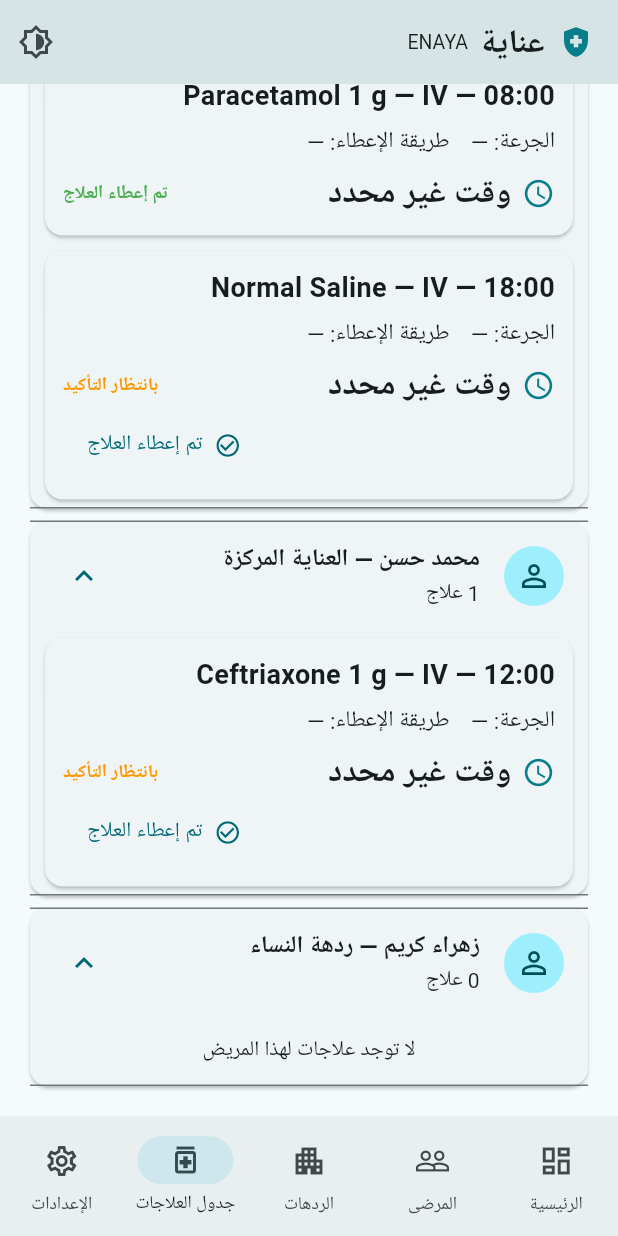
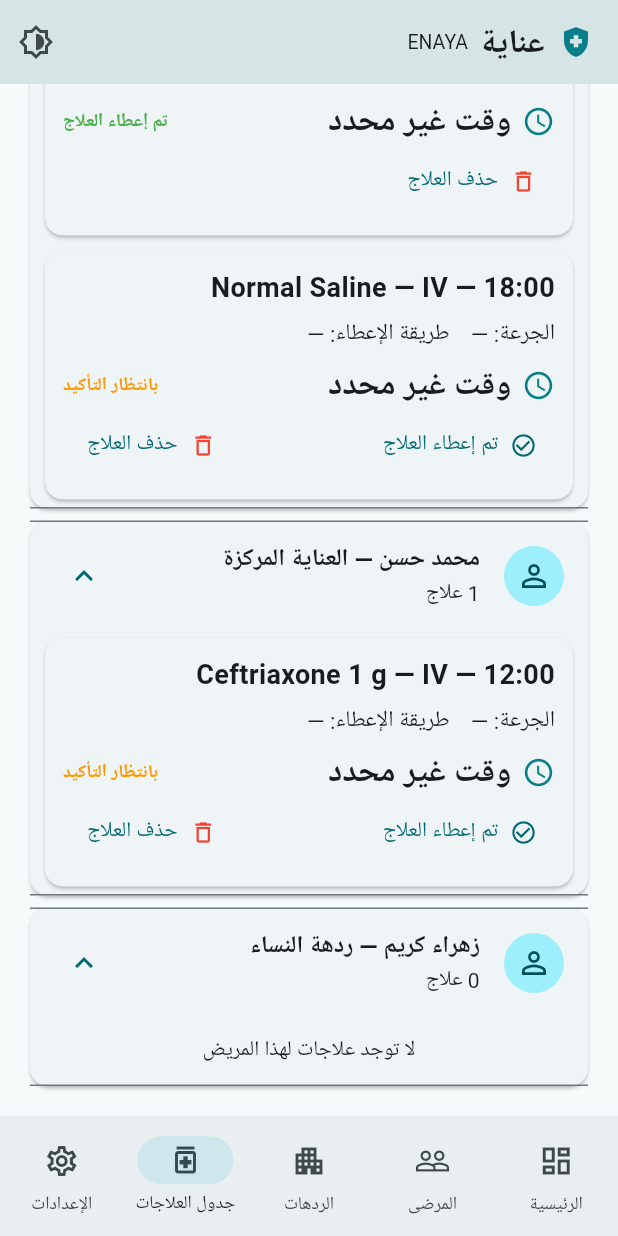
Before and after one commit to tamaralimatham15-maker/Hospital-, a Flutter app: the screen it shows after launch, item 4 of the bottom bar chosen, scrolled down 234 dp, after a tap on "تم إعطاء العلاج", on a phone screen of 412 x 824 dp. Run offline on Flutter 3.47's test engine with Material 3 defaults, Android fonts, the phone set to English and light mode, and no system bars; our stand-ins replace flutter_local_notifications, image_picker, shared_preferences, timezone.

Commit message:
Fix patient and treatment deletion and stable treatment reminders

```diff
--- a/lib/main.dart
+++ b/lib/main.dart
@@ -60,8 +60,12 @@ class _HomePageState extends State<HomePage> {
   investigations.addAll(readSaved('enaya_investigations').map((k,v)=>MapEntry(k,List<String>.from(v))));
   final raw=p.getString('careflow_patient_photos');
   if(raw!=null){final data=jsonDecode(raw) as Map<String,dynamic>;data.forEach((k,v){photosByPatient[k]=(v as List).map((e)=>Map<String,String>.from(e)).toList();});}
+  await rescheduleAllTreatmentNotifications();
   if(mounted)setState(()=>initialized=true);
  }
+ int treatmentNotificationBase(String raw){var hash=0x811c9dc5;for(final unit in raw.codeUnits){hash^=unit;hash=(hash*0x01000193)&0x3fffffff;}return 10000+(hash%1000000000);}
+ Future<void> cancelTreatmentNotifications(String raw) async {final base=treatmentNotificationBase(raw);for(var i=0;i<=31;i++){await notices.cancel(base+i);}}
+ Future<void> rescheduleAllTreatmentNotifications() async {await notices.cancelAll();for(final entry in treatmentsByPatient.entries){for(final raw in entry.value){if(!completedTreatments.contains(raw))await scheduleTreatment(entry.key,raw);}}}
  Future<void> saveAllData() async {
   final p=await SharedPreferences.getInstance();
   await p.setStringList('enaya_patients',patients);
@@ -113,7 +117,7 @@ class _HomePageState extends State<HomePage> {
       leading:const Icon(Icons.medication_outlined,color:Color(0xff087e8b)),
       title:Text(t.split('|').first),
       subtitle:t.split('|').length==4?Text('الجرعة: '+t.split('|')[1]+' • '+t.split('|')[2]+' • '+DateTime.parse(t.split('|')[3]).toLocal().toString()+' • '+(completedTreatments.contains(t)?'تم التأكيد':'بانتظار التأكيد')):null,
-      trailing:t.split('|').length==4&&!completedTreatments.contains(t)?TextButton(onPressed:()=>confirmTreatment(t),child:const Text('تم إعطاء العلاج')):null,dense:true)),
+      trailing:Wrap(spacing:0,children:[if(t.split('|').length==4&&!completedTreatments.contains(t))TextButton(onPressed:()=>confirmTreatment(t),child:const Text('تم إعطاء العلاج')),IconButton(tooltip:'حذف العلاج',onPressed:()=>confirmDeleteTreatment(patient,t),icon:const Icon(Icons.delete_outline,color:Colors.red))]),dense:true)),
      Padding(padding:const EdgeInsets.fromLTRB(16,4,16,4),child:Wrap(
       spacing:8,runSpacing:8,alignment:WrapAlignment.center,children:[
        OutlinedButton.icon(
@@ -121,7 +125,8 @@ class _HomePageState extends State<HomePage> {
         icon:const Icon(Icons.add),label:const Text('إضافة علاج')),
        FilledButton.tonalIcon(
         onPressed:()=>openPatientProfile(patient),
-        icon:const Icon(Icons.folder_open_outlined),label:const Text('ملف المريض'))
+        icon:const Icon(Icons.folder_open_outlined),label:const Text('ملف المريض')),
+       OutlinedButton.icon(onPressed:()=>confirmDeletePatient(patient),icon:const Icon(Icons.delete_outline,color:Colors.red),label:const Text('حذف المريض'))
       ]))
     ]))),
  ]);
@@ -165,9 +170,8 @@ class _HomePageState extends State<HomePage> {
        final doses=treatmentsByPatient.remove(patient)??<String>[];
        treatmentsByPatient[updated]=doses;
        for(final raw in doses){
-        final base=raw.hashCode.abs()%10000000;
-        for(var i=0;i<=31;i++){await notices.cancel(base+i);}
-        await scheduleTreatment(updated,raw);
+        await cancelTreatmentNotifications(raw);
+        if(!completedTreatments.contains(raw))await scheduleTreatment(updated,raw);
        }
        await saveAllData();await savePatientPhotos();await saveTreatments();
       }
@@ -274,8 +278,7 @@ class _HomePageState extends State<HomePage> {
     ]),
     if(parts.length==4&&DateTime.tryParse(parts[3])!=null)
      Text('التاريخ: ${DateTime.parse(parts[3]).toLocal().toString().substring(0,10)}',style:const TextStyle(fontSize:13,color:Colors.grey)),
-    if(!isDone)Align(alignment:Alignment.centerLeft,child:TextButton.icon(
-     onPressed:()=>confirmTreatment(raw),icon:const Icon(Icons.check_circle_outline),label:const Text('تم إعطاء العلاج')))
+    Wrap(alignment:WrapAlignment.spaceBetween,children:[if(!isDone)TextButton.icon(onPressed:()=>confirmTreatment(raw),icon:const Icon(Icons.check_circle_outline),label:const Text('تم إعطاء العلاج')),TextButton.icon(onPressed:()=>confirmDeleteTreatment(patient,raw),icon:const Icon(Icons.delete_outline,color:Colors.red),label:const Text('حذف العلاج'))])
    ])));
  }
  Widget treatmentsOverviewPage()=>ListView(padding:const EdgeInsets.all(16),children:[
@@ -319,18 +322,21 @@ class _HomePageState extends State<HomePage> {
  ])));}
 
 
+ Future<void> scheduleNotification(int id,String title,String body,DateTime when,NotificationDetails details,String raw) async {try{await notices.zonedSchedule(id,title,body,tz.TZDateTime.from(when,tz.local),details,androidScheduleMode:AndroidScheduleMode.exactAllowWhileIdle,payload:raw);}catch(_){try{await notices.zonedSchedule(id,title,body,tz.TZDateTime.from(when,tz.local),details,androidScheduleMode:AndroidScheduleMode.inexactAllowWhileIdle,payload:raw);}catch(__){}}}
  Future<void> scheduleTreatment(String patient,String raw) async {
   final p=raw.split('|');if(p.length!=4)return;final when=DateTime.tryParse(p[3]);if(when==null)return;
-  final base=raw.hashCode.abs()%10000000,now=DateTime.now();
+  final base=treatmentNotificationBase(raw),now=DateTime.now();
   const pre=NotificationDetails(android:AndroidNotificationDetails('careflow_pre','تنبيه قبل موعد العلاج',channelDescription:'تنبيه قبل الموعد بخمس دقائق',importance:Importance.high,priority:Priority.high,playSound:true));
   const due=NotificationDetails(android:AndroidNotificationDetails('careflow_due','مواعيد إعطاء العلاج',channelDescription:'تنبيهات صوتية متكررة لموعد العلاج',importance:Importance.max,priority:Priority.max,playSound:true,category:AndroidNotificationCategory.alarm));
   final before=when.subtract(const Duration(minutes:5));
-  if(before.isAfter(now))await notices.zonedSchedule(base,'موعد علاج قريب','بعد 5 دقائق: '+patient+' — '+p[0]+'، '+p[1]+'، '+p[2],tz.TZDateTime.from(before,tz.local),pre,androidScheduleMode:AndroidScheduleMode.exactAllowWhileIdle,payload:raw);
-  if(when.isAfter(now))await notices.zonedSchedule(base+1,'حان موعد إعطاء العلاج',patient+' — '+p[0]+'، الجرعة '+p[1]+'، طريقة الإعطاء '+p[2],tz.TZDateTime.from(when,tz.local),due,androidScheduleMode:AndroidScheduleMode.exactAllowWhileIdle,payload:raw);
-  for(var i=1;i<=30;i++){final at=when.add(Duration(minutes:2*i));if(at.isAfter(now))await notices.zonedSchedule(base+1+i,'تذكير: العلاج لم يُؤكّد بعد',patient+' — '+p[0]+'، '+p[1]+'، '+p[2]+'. افتح رِعاية وسجّل إعطاء العلاج.',tz.TZDateTime.from(at,tz.local),due,androidScheduleMode:AndroidScheduleMode.exactAllowWhileIdle,payload:raw);}
+  if(before.isAfter(now))await scheduleNotification(base,'موعد علاج قريب','بعد 5 دقائق: '+patient+' — '+p[0]+'، '+p[1]+'، '+p[2],before,pre,raw);
+  if(when.isAfter(now))await scheduleNotification(base+1,'حان موعد إعطاء العلاج',patient+' — '+p[0]+'، الجرعة '+p[1]+'، طريقة الإعطاء '+p[2],when,due,raw);
+  for(var i=1;i<=30;i++){final at=when.add(Duration(minutes:2*i));if(at.isAfter(now))await scheduleNotification(base+1+i,'تذكير: العلاج لم يُؤكّد بعد',patient+' — '+p[0]+'، '+p[1]+'، '+p[2]+'. افتح عناية وسجّل إعطاء العلاج.',at,due,raw);}
  }
- Future<void> confirmTreatment(String raw) async {final b=raw.hashCode.abs()%10000000;for(var i=0;i<=31;i++){await notices.cancel(b+i);}completedTreatments.add(raw);await saveTreatments();if(mounted)setState((){});}
+ Future<void> confirmTreatment(String raw) async {await cancelTreatmentNotifications(raw);completedTreatments.add(raw);await saveTreatments();if(mounted)setState((){});}
 
+ Future<void> confirmDeleteTreatment(String patient,String raw) async {final ok=await showDialog<bool>(context:context,builder:(ctx)=>AlertDialog(title:const Text('حذف العلاج'),content:const Text('هل تريد حذف هذا العلاج وإلغاء جميع تنبيهاته؟'),actions:[TextButton(onPressed:()=>Navigator.pop(ctx,false),child:const Text('إلغاء')),FilledButton(onPressed:()=>Navigator.pop(ctx,true),style:FilledButton.styleFrom(backgroundColor:Colors.red),child:const Text('حذف'))]));if(ok!=true)return;await cancelTreatmentNotifications(raw);treatmentsByPatient[patient]?.remove(raw);completedTreatments.remove(raw);await saveTreatments();if(mounted)setState((){});}
+ Future<void> confirmDeletePatient(String patient) async {final ok=await showDialog<bool>(context:context,builder:(ctx)=>AlertDialog(title:const Text('حذف المريض'),content:Text('هل تريد حذف ملف المريض "$patient" مع علاجاته وصوره وسجلاته؟ لا يمكن التراجع عن هذا الإجراء.'),actions:[TextButton(onPressed:()=>Navigator.pop(ctx,false),child:const Text('إلغاء')),FilledButton(onPressed:()=>Navigator.pop(ctx,true),style:FilledButton.styleFrom(backgroundColor:Colors.red),child:const Text('حذف نهائياً'))]));if(ok!=true)return;final doses=treatmentsByPatient.remove(patient)??<String>[];for(final raw in doses){await cancelTreatmentNotifications(raw);completedTreatments.remove(raw);}patients.remove(patient);patientInfo.remove(patient);vitalSigns.remove(patient);nursingNotes.remove(patient);investigations.remove(patient);photosByPatient.remove(patient);await saveAllData();await savePatientPhotos();await saveTreatments();if(mounted)setState((){});}
  void addTreatment(String patient) async {
   final name=TextEditingController(),dose=TextEditingController();
   String route='IV';DateTime day=DateTime.now();TimeOfDay time=TimeOfDay.fromDateTime(DateTime.now().add(const Duration(minutes:10)));
```
